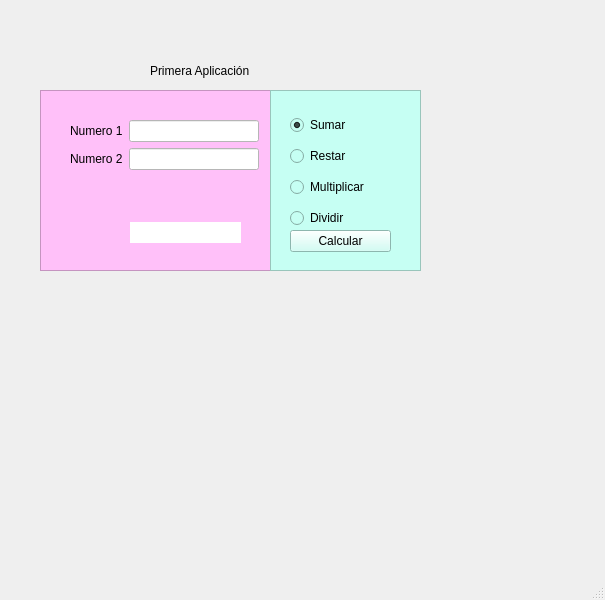
Before: the Qt Designer form Clases/PrimerEjercicio.ui in 1000857282/Corte3_93858, drawn with Qt 5.
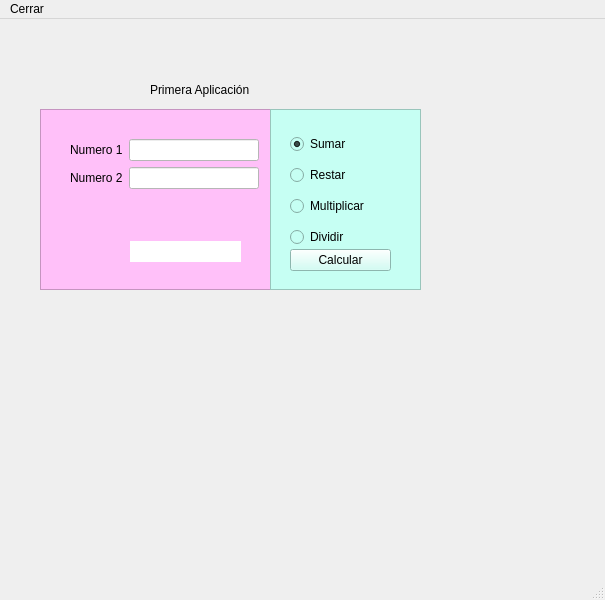
After: the same form once the commit is applied.

Patch:
```diff
--- a/Clases/PrimerEjercicio.ui
+++ b/Clases/PrimerEjercicio.ui
@@ -229,6 +229,13 @@
      <height>21</height>
     </rect>
    </property>
+   <widget class="QMenu" name="menuCerrar">
+    <property name="title">
+     <string>Cerrar</string>
+    </property>
+    <addaction name="actionSalir"/>
+   </widget>
+   <addaction name="menuCerrar"/>
   </widget>
   <widget class="QStatusBar" name="statusbar"/>
  </widget>
```
Left out of the diff: 5 changed lines with no effect on the pictures.
